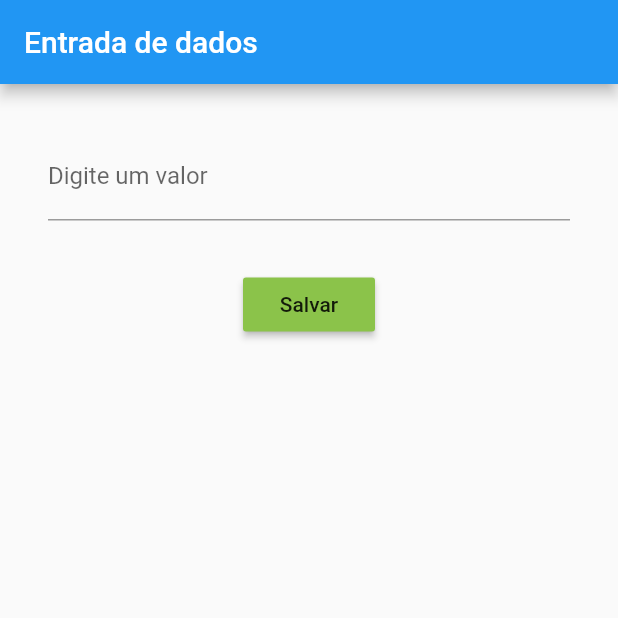
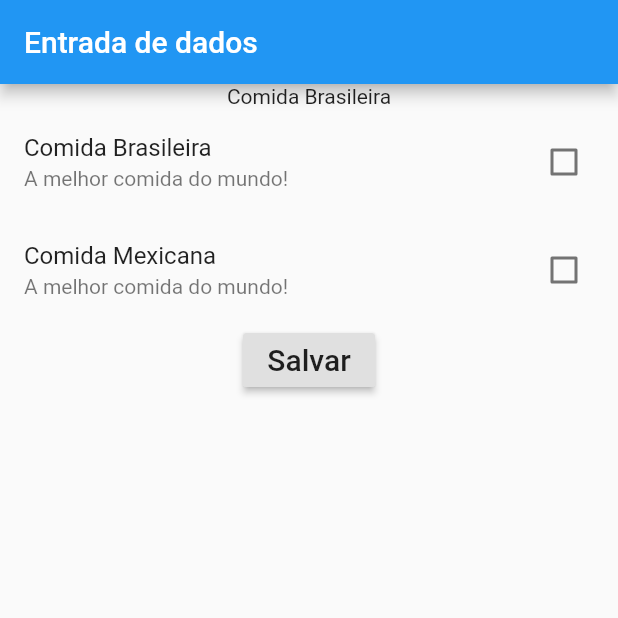
Before and after one commit to danieldfr/curso_flutter, a Flutter app: the screen it shows after launch, after a tap on "Salvar", on a phone screen of 412 x 824 dp, the top half of it. Run offline on Flutter 3.47's test engine with Material 2 defaults, Android fonts, the phone set to English and light mode, and no system bars.

Commit message:
ADD componente Checkbox
Implementação de como utilizar o componente Checkbox. Utilizando o projeto entrada_dados.

```diff
--- /dev/null
+++ b/projetos_arquivos/entrada_dados/lib/EntradaCheckbox.dart
@@ -0,0 +1,88 @@
+import 'package:flutter/material.dart';
+
+class EntradaCheckbox extends StatefulWidget {
+  const EntradaCheckbox({Key? key}) : super(key: key);
+
+  @override
+  State<EntradaCheckbox> createState() => _EntradaCheckboxState();
+}
+
+class _EntradaCheckboxState extends State<EntradaCheckbox> {
+
+  bool? _comidaBrasileira = false;
+  bool? _comidaMexicana = false;
+
+  @override
+  Widget build(BuildContext context) {
+    return Scaffold(
+      appBar: AppBar(
+        title: Text("Entrada de dados"),
+      ),
+      body: Container(
+        child: Column(
+          children: <Widget>[
+            Text("Comida Brasileira"),
+
+            CheckboxListTile(
+              title: Text("Comida Brasileira"),
+                subtitle: Text("A melhor comida do mundo!"),
+                //activeColor: Colors.red,
+                //selected: true,
+                //secondary: Icon(Icons.add_box),
+                value: _comidaBrasileira,
+                onChanged: (valor){
+                  setState(() {
+                    _comidaBrasileira = valor;
+                  });
+                }
+            ),
+
+            CheckboxListTile(
+                title: Text("Comida Mexicana"),
+                subtitle: Text("A melhor comida do mundo!"),
+                //activeColor: Colors.red,
+                //selected: true,
+                //secondary: Icon(Icons.add_box),
+                value: _comidaMexicana,
+                onChanged: (valor){
+                  setState(() {
+                    _comidaMexicana = valor;
+                  });
+                }
+            ),
+            RaisedButton(
+              child: Text(
+                "Salvar",
+                style: TextStyle(
+                  fontSize: 20
+                ),
+              ),
+              onPressed: (){
+                print(
+                  "Comida Brasileira: " + _comidaBrasileira.toString() +
+                  "Comida Mexicana: " + _comidaMexicana.toString()
+                );
+              },
+            ),
+
+
+
+
+            /*
+            Checkbox(
+              value: _estaSelecionado,
+              onChanged: (valor){
+                setState(() {
+                  _estaSelecionado = valor;
+                });
+                print("Checkbox: " + valor.toString());
+              },
+            )
+            */
+
+          ],
+        ),
+      ),
+    );
+  }
+}
--- a/projetos_arquivos/entrada_dados/lib/main.dart
+++ b/projetos_arquivos/entrada_dados/lib/main.dart
@@ -1,10 +1,11 @@
 import 'package:entrada_dados/CampoTexto.dart';
 import 'package:flutter/material.dart';
-
+import 'package:entrada_dados/EntradaCheckbox.dart';
 void main(){
   runApp(
     MaterialApp(
-      home: CampoTexto(),
+      home: EntradaCheckbox(),
+      //home: CampoTexto(),
     )
   );
 }
```
